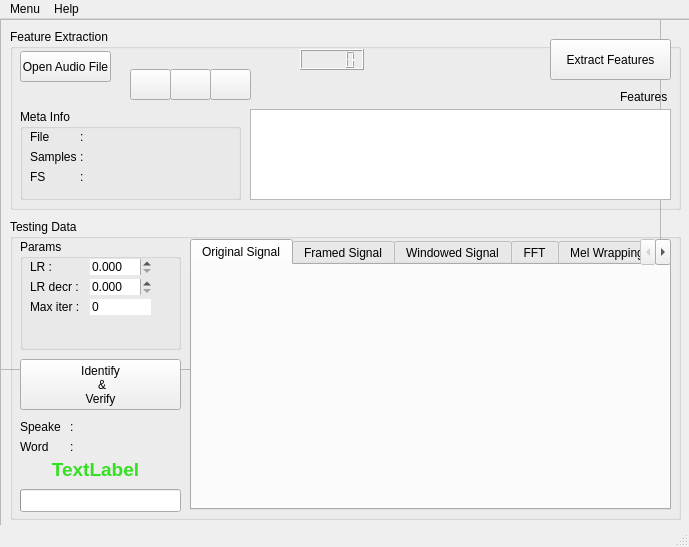
Old version of the form Program/view/ui_files/TestWindow.ui in the repository sukorenomw/MFCC-and-LVQ-for-TDSV.
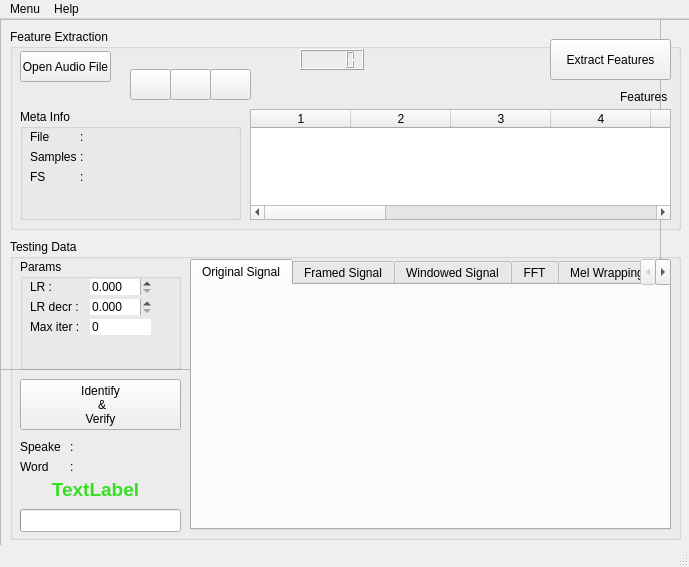
New version of the form. Icons and pictures are not drawn. Custom widgets are drawn as their Qt base class.

The edit to the form file:
```diff
--- a/Program/view/ui_files/TestWindow.ui
+++ b/Program/view/ui_files/TestWindow.ui
@@ -7,7 +7,7 @@
     <x>0</x>
     <y>0</y>
     <width>689</width>
-    <height>547</height>
+    <height>567</height>
    </rect>
   </property>
   <property name="sizePolicy">
@@ -19,13 +19,13 @@
   <property name="minimumSize">
    <size>
     <width>689</width>
-    <height>547</height>
+    <height>567</height>
    </size>
   </property>
   <property name="maximumSize">
    <size>
     <width>689</width>
-    <height>547</height>
+    <height>567</height>
    </size>
   </property>
   <property name="windowTitle">
@@ -61,7 +61,7 @@
       <x>0</x>
       <y>0</y>
       <width>701</width>
-      <height>511</height>
+      <height>541</height>
      </rect>
     </property>
     <property name="whatsThis">
@@ -79,7 +79,7 @@
        <x>10</x>
        <y>10</y>
        <width>671</width>
-       <height>181</height>
+       <height>201</height>
       </rect>
      </property>
      <property name="title">
@@ -117,9 +117,34 @@
         <x>240</x>
         <y>80</y>
         <width>421</width>
-        <height>91</height>
+        <height>111</height>
        </rect>
       </property>
+      <property name="editTriggers">
+       <set>QAbstractItemView::NoEditTriggers</set>
+      </property>
+      <property name="alternatingRowColors">
+       <bool>true</bool>
+      </property>
+      <property name="rowCount">
+       <number>0</number>
+      </property>
+      <property name="columnCount">
+       <number>13</number>
+      </property>
+      <column/>
+      <column/>
+      <column/>
+      <column/>
+      <column/>
+      <column/>
+      <column/>
+      <column/>
+      <column/>
+      <column/>
+      <column/>
+      <column/>
+      <column/>
      </widget>
      <widget class="QLabel" name="featureExtLbl">
       <property name="geometry">
@@ -236,7 +261,7 @@
         <x>10</x>
         <y>80</y>
         <width>221</width>
-        <height>91</height>
+        <height>111</height>
        </rect>
       </property>
       <property name="title">
@@ -362,7 +387,7 @@
      <property name="geometry">
       <rect>
        <x>10</x>
-       <y>200</y>
+       <y>220</y>
        <width>671</width>
        <height>301</height>
       </rect>
```
